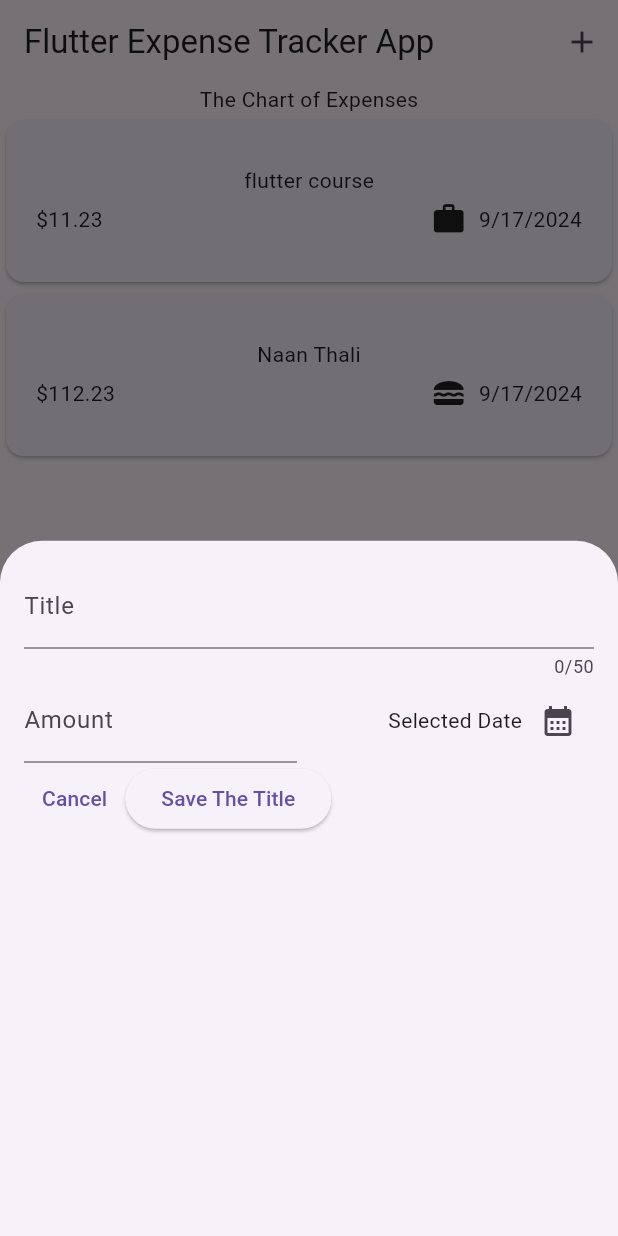
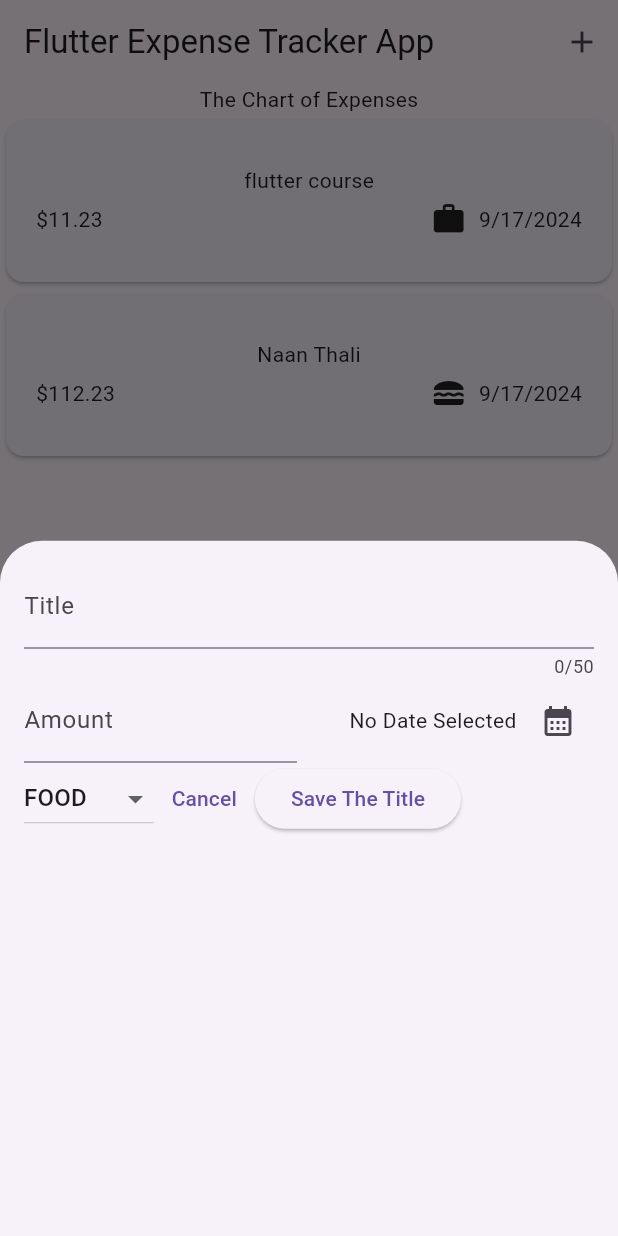
Before and after one commit to Roshan9760/Flutter-Learning-Module-3, a Flutter app: the screen it shows after launch, after a tap on the "add" icon, on a phone screen of 412 x 824 dp. Run offline on Flutter 3.47's test engine with Material 3 defaults, Android fonts, the light colour scheme and no system bars.

Commit message:
added drop down button

```diff
--- a/lib/main.dart
+++ b/lib/main.dart
@@ -4,6 +4,7 @@ import 'package:flutter/material.dart';
 void main() {
   runApp( MaterialApp(
     theme: ThemeData(useMaterial3: true),
+      debugShowCheckedModeBanner: false,
       home:const Exprenses(),
     ),
   );
--- a/lib/models/expense.dart
+++ b/lib/models/expense.dart
@@ -3,6 +3,8 @@ import 'package:uuid/uuid.dart';
 import 'package:intl/intl.dart';
 
 final uuid = Uuid();
+final dateFomatter = DateFormat.yMd();
+
 
 enum Category { food, travel, leisure, work }
 
@@ -13,7 +15,7 @@ const CategoryIcons = {
   Category.travel: Icons.flight_takeoff
 };
 
-final dateFomatter = DateFormat.yMd();
+
 
 class Expense {
   Expense(
--- a/lib/widget/expenses.dart
+++ b/lib/widget/expenses.dart
@@ -36,6 +36,7 @@ class _ExprensesSatate extends State<Exprenses> {
   @override
   Widget build(context) {
     return Scaffold(
+
       appBar: AppBar(
         title: Text("Flutter Expense Tracker App"),
         actions: [
--- a/lib/widget/new_expense.dart
+++ b/lib/widget/new_expense.dart
@@ -1,4 +1,5 @@
 import 'package:flutter/material.dart';
+import 'package:expensetrackerapp/models/expense.dart';
 
 class NewExpense extends StatefulWidget {
   const NewExpense({super.key});
@@ -11,16 +12,22 @@ class NewExpense extends StatefulWidget {
 class _NewExpenseSatate extends State<NewExpense> {
   final _titleController = TextEditingController();
   final _amountController = TextEditingController();
+  DateTime? _selectedDate;
+  Category? _selectedCategory=Category.food;
 
   //  to delete the controller after usage
-  void _presentDatePicker() {
+  void _presentDatePicker() async {
     final now = DateTime.now();
     final firstDate = DateTime(now.year - 1, now.month, now.day);
-    showDatePicker(
+    final pickedDate = await showDatePicker(
         context: context,
         initialDate: now,
         firstDate: firstDate,
         lastDate: now);
+
+    setState(() {
+      _selectedDate = pickedDate;
+    });
   }
 
   @override
@@ -60,7 +67,9 @@ class _NewExpenseSatate extends State<NewExpense> {
                   mainAxisAlignment: MainAxisAlignment.end,
                   crossAxisAlignment: CrossAxisAlignment.center,
                   children: [
-                    Text('Selected Date'),
+                    Text(_selectedDate == null
+                        ? "No Date Selected "
+                        : dateFomatter.format(_selectedDate!)),
                     IconButton(
                       onPressed: () {
                         _presentDatePicker();
@@ -74,6 +83,25 @@ class _NewExpenseSatate extends State<NewExpense> {
           ),
           Row(
             children: [
+              DropdownButton(
+                 value: _selectedCategory,
+                items: Category.values
+                    .map((category) => DropdownMenuItem(
+                        value: category,
+                        child: Text(
+                          category.name.toUpperCase(),
+                        ),
+                      ),
+                    )
+                    .toList(),
+                onChanged: (value) {
+                  if (value == null) return;
+
+                  setState(() {
+                    _selectedCategory = value;
+                  });
+                },
+              ),
               TextButton(
                 onPressed: () {
                   Navigator.pop(context);
```
